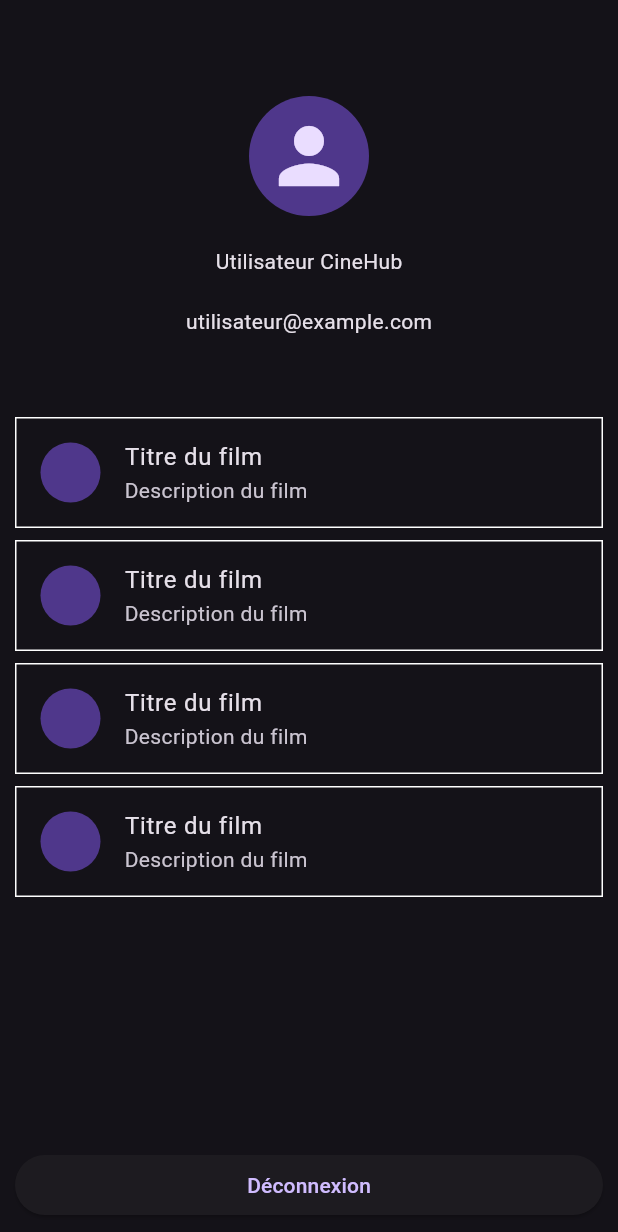
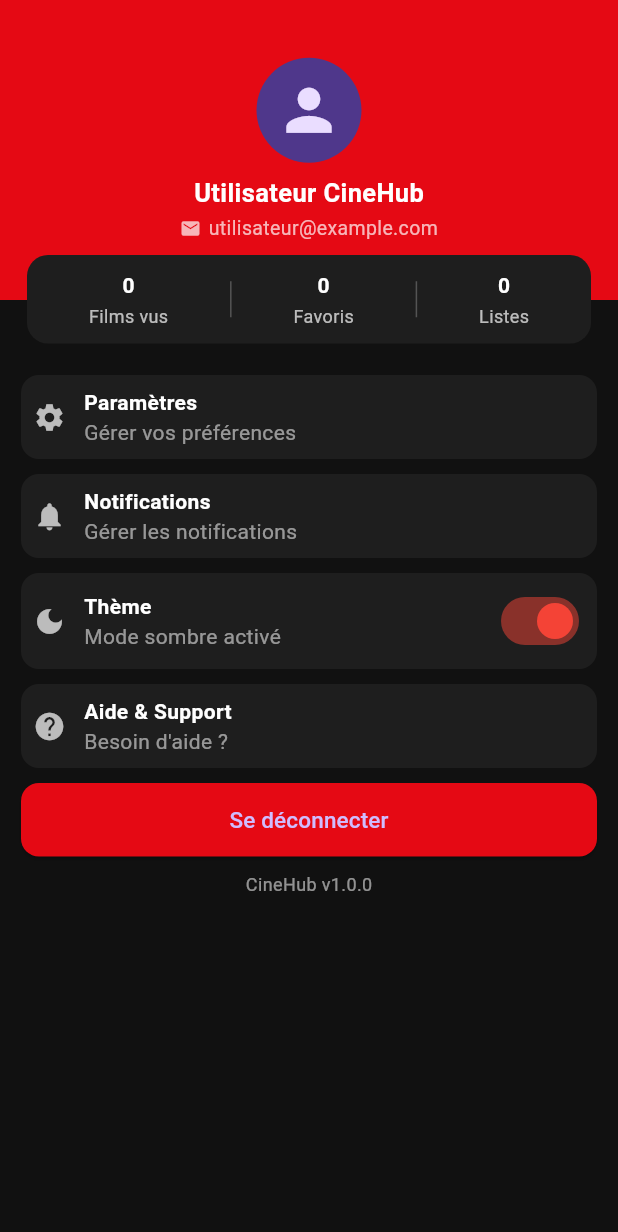
Before and after one commit to Ananijosue19/cinebox, a Flutter app: the Profil screen opened directly, on a phone screen of 412 x 824 dp. Shown: the top 1232 px of the screen. Run offline on Flutter 3.47's test engine with Material 3 defaults, Android fonts, the phone set to English and light mode, and no system bars; our stand-ins replace emoji_picker_flutter; network calls fail.

Commit message:
refactor : Refonte de l'écran de profil avec une nouvelle interface utilisateur et de nouveaux composants
Refonte de l'écran « Profil » avec une interface moderne basée sur des cartes et une hiérarchie visuelle améliorée. La liste simple précédente a été remplacée par une mise en page riche comprenant un en-tête, des statistiques et des éléments interactifs.

- Implémente un nouveau design avec un en-tête rouge contenant les informations utilisateur (avatar, nom, e-mail).
- Utilise une « Stack » pour créer une carte superposée qui affiche les statistiques utilisateur (« Films vus », « Favoris », « Listes »).
- Extrait la logique de l'interface utilisateur dans plusieurs nouveaux widgets locaux :
- « _statsColumn » : affiche une seule statistique avec un compteur et une étiquette.
    - `_divider` : un séparateur vertical pour séparer les statistiques.
- `_buildCard` : une carte réutilisable pour les éléments du menu du profil tels que « Paramètres » et « Notifications ».
- `_buildSwitchCard` : une carte spécialisée pour le basculement du thème, comprenant un widget `Switch`.
- Remplace l'ancienne vue en liste par une série de cartes stylisées pour les paramètres, les notifications, le thème et l'aide.
- Ajoute un bouton « Se déconnecter » bien visible et un numéro de version en bas.
- Définit une couleur de fond sombre (`0xFF111111`) pour l'ensemble de l'écran.

```diff
--- a/lib/presentation/screens/profil.dart
+++ b/lib/presentation/screens/profil.dart
@@ -6,55 +6,247 @@ class Profil extends StatelessWidget {
   @override
   Widget build(BuildContext context) {
     return Scaffold(
-      body: Padding(
-        padding: const EdgeInsets.all(10.0),
+      backgroundColor: const Color(0xFF111111),
+      body: Stack(
+        children: [
+          Column(
+            children: [
+              // ================= HEADER ROUGE =================
+              Container(
+                height: 200,
+                width: double.infinity,
+                decoration: const BoxDecoration(color: Color(0xFFE50914)),
                 child: Column(
-          children: [
-            Expanded(
-              flex: 1,
-              child: Column(
-                spacing: 20,
                   mainAxisAlignment: MainAxisAlignment.center,
                   children: [
-                  CircleAvatar(radius: 40, child: Icon(Icons.person, size: 60)),
-                  Text("Utilisateur CineHub"),
-                  Text("utilisateur@example.com"),
+                    const CircleAvatar(
+                      radius: 35,
+                      child: Icon(Icons.person, size: 45),
+                    ),
+                    const SizedBox(height: 8),
+                    const Text(
+                      "Utilisateur CineHub",
+                      style: TextStyle(
+                        color: Colors.white,
+                        fontSize: 17,
+                        fontWeight: FontWeight.bold,
+                      ),
+                    ),
+                    const SizedBox(height: 2),
+                    const Row(
+                      mainAxisAlignment: MainAxisAlignment.center,
+                      children: [
+                        Icon(Icons.email, color: Colors.white70, size: 14),
+                        SizedBox(width: 5),
+                        Text(
+                          "utilisateur@example.com",
+                          style: TextStyle(color: Colors.white70, fontSize: 13),
+                        ),
+                      ],
+                    ),
                   ],
                 ),
               ),
+
+              // ================= CONTENU ==================
               Expanded(
-              flex: 2,
+                child: Padding(
+                  padding: const EdgeInsets.only(
+                    top: 50, // réduit pour que tout rentre
+                    left: 14,
+                    right: 14,
+                  ),
                   child: Column(
                     children: [
-                  Expanded(
-                    child: ListView.builder(
-                      itemCount: 4,
-                      itemBuilder: (context, index) {
-                        return Padding(
-                          padding: const EdgeInsets.only(bottom: 8.0),
-                          child: ListTile(
-                            shape: Border.all(color: Colors.white),
-                            leading: CircleAvatar(),
-                            title: Text("Titre du film"),
-                            subtitle: Text("Description du film"),
+                      // ---- CARDS ----
+                      _buildCard(
+                        icon: Icons.settings,
+                        title: "Paramètres",
+                        subtitle: "Gérer vos préférences",
                       ),
-                        );
-                      },
+
+                      _buildCard(
+                        icon: Icons.notifications,
+                        title: "Notifications",
+                        subtitle: "Gérer les notifications",
+                      ),
+
+                      _buildSwitchCard(),
+
+                      _buildCard(
+                        icon: Icons.help,
+                        title: "Aide & Support",
+                        subtitle: "Besoin d'aide ?",
+                      ),
+
+                      // ---- BOUTON ----
+                      SizedBox(
+                        width: double.infinity,
+                        child: ElevatedButton(
+                          style: ElevatedButton.styleFrom(
+                            backgroundColor: const Color(0xFFE50914),
+                            padding: const EdgeInsets.symmetric(vertical: 14),
+                            shape: RoundedRectangleBorder(
+                              borderRadius: BorderRadius.circular(12),
                             ),
                           ),
-                  Container(
-                    width: double.infinity,
-                    child: ElevatedButton(
                           onPressed: () {},
-                      child: Text("Déconnexion"),
+                          child: const Text(
+                            "Se déconnecter",
+                            style: TextStyle(fontSize: 15),
+                          ),
+                        ),
+                      ),
+
+                      const SizedBox(height: 10),
+
+                      const Text(
+                        "CineHub v1.0.0",
+                        style: TextStyle(color: Colors.white54, fontSize: 12),
+                      ),
+                    ],
+                  ),
                 ),
               ),
             ],
           ),
+
+          // ================= CARTE CHEVAUCHANTE =================
+          Positioned(
+            left: 18,
+            right: 18,
+            top: 170, // ajusté pour meilleure compacité
+            child: Container(
+              padding: const EdgeInsets.symmetric(vertical: 10),
+              decoration: BoxDecoration(
+                color: const Color(0xFF1E1E1E),
+                borderRadius: BorderRadius.circular(14),
+              ),
+              child: Row(
+                mainAxisAlignment: MainAxisAlignment.spaceEvenly,
+                children: const [
+                  _statsColumn("0", "Films vus"),
+                  _divider(),
+                  _statsColumn("0", "Favoris"),
+                  _divider(),
+                  _statsColumn("0", "Listes"),
+                ],
+              ),
+            ),
           ),
         ],
-        ),
       ),
     );
   }
 }
+
+// ===================== WIDGETS ======================
+
+class _statsColumn extends StatelessWidget {
+  final String count;
+  final String label;
+  const _statsColumn(this.count, this.label);
+
+  @override
+  Widget build(BuildContext context) {
+    return Column(
+      children: [
+        Text(
+          count,
+          style: const TextStyle(
+            color: Colors.white,
+            fontSize: 14,
+            fontWeight: FontWeight.bold,
+          ),
+        ),
+        const SizedBox(height: 2),
+        Text(
+          label,
+          style: const TextStyle(color: Colors.white70, fontSize: 12),
+        ),
+      ],
+    );
+  }
+}
+
+class _divider extends StatelessWidget {
+  const _divider();
+
+  @override
+  Widget build(BuildContext context) {
+    return Container(width: 1, height: 24, color: Colors.white24);
+  }
+}
+
+Widget _buildCard({
+  required IconData icon,
+  required String title,
+  required String subtitle,
+}) {
+  return Container(
+    margin: const EdgeInsets.only(bottom: 10),
+    padding: const EdgeInsets.all(8),
+    decoration: BoxDecoration(
+      color: const Color(0xFF1E1E1E),
+      borderRadius: BorderRadius.circular(12),
+    ),
+    child: Row(
+      children: [
+        Icon(icon, color: Colors.white70, size: 22),
+        const SizedBox(width: 12),
+        Column(
+          crossAxisAlignment: CrossAxisAlignment.start,
+          children: [
+            Text(
+              title,
+              style: const TextStyle(
+                color: Colors.white,
+                fontWeight: FontWeight.bold,
+              ),
+            ),
+            Text(subtitle, style: const TextStyle(color: Colors.white54)),
+          ],
+        ),
+      ],
+    ),
+  );
+}
+
+Widget _buildSwitchCard() {
+  return Container(
+    margin: const EdgeInsets.only(bottom: 10),
+    padding: const EdgeInsets.all(8),
+    decoration: BoxDecoration(
+      color: const Color(0xFF1E1E1E),
+      borderRadius: BorderRadius.circular(12),
+    ),
+    child: Row(
+      mainAxisAlignment: MainAxisAlignment.spaceBetween,
+      children: [
+        Row(
+          children: const [
+            Icon(Icons.dark_mode, color: Colors.white70, size: 22),
+            SizedBox(width: 12),
+            Column(
+              crossAxisAlignment: CrossAxisAlignment.start,
+              children: [
+                Text(
+                  "Thème",
+                  style: TextStyle(
+                    color: Colors.white,
+                    fontWeight: FontWeight.bold,
+                  ),
+                ),
+                Text(
+                  "Mode sombre activé",
+                  style: TextStyle(color: Colors.white54),
+                ),
+              ],
+            ),
+          ],
+        ),
+        Switch(value: true, onChanged: (_) {}, activeColor: Colors.red),
+      ],
+    ),
+  );
+}
```
Lines whose indentation alone changed are shown as unchanged.
